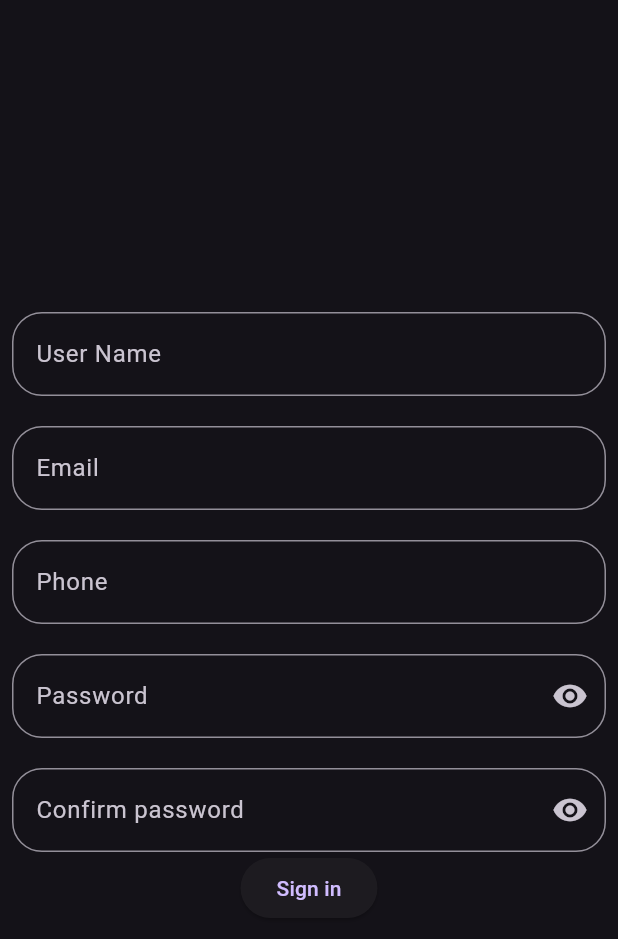
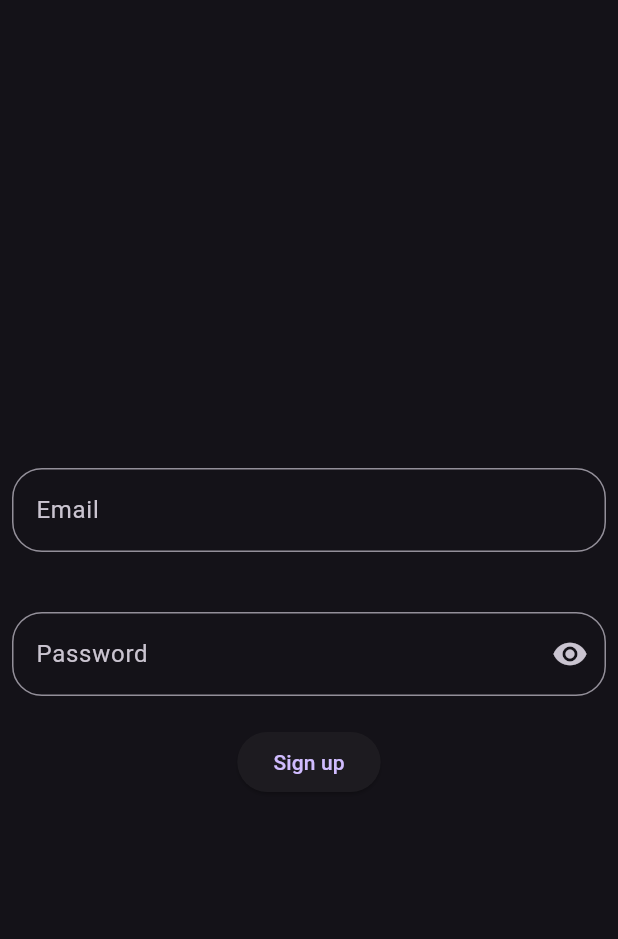
Before and after one commit to tayabdev/sdrc_classes, a Flutter app: the screen it shows after launch, on a phone screen of 412 x 824 dp. Shown: the top 939 px of the screen. Run offline on Flutter 3.47's test engine with Material 3 defaults, Android fonts, the light colour scheme and no system bars; our stand-ins replace firebase_auth, firebase_core; accounts and stored records are empty.

Commit message:
done with auth signup----will work onsignin

```diff
--- a/lib/ui/views/auth/signup/signup_view.dart
+++ b/lib/ui/views/auth/signup/signup_view.dart
@@ -1,11 +1,30 @@
-// lib/ui/views/auth/signup/signup_view.dart
-
+import 'package:firebase_auth/firebase_auth.dart';
+import 'package:firebase_core/firebase_core.dart';
 import 'package:flutter/material.dart';
 
-// ignore: must_be_immutable
-class SignupView extends StatelessWidget {
-  SignupView({super.key});
+class SignupView extends StatefulWidget {
+  const SignupView({super.key});
+
+  @override
+  State<SignupView> createState() => SignupViewState();
+}
+
+class SignupViewState extends State<SignupView> {
+  FirebaseAuth firebaseAuth = FirebaseAuth.instance;
   SizedBox mySizedBox = const SizedBox(height: 20.0);
+  TextEditingController emailController = TextEditingController();
+  TextEditingController passwordController = TextEditingController();
+
+  void createAccount({required String email, required String password}) async {
+    try {
+      UserCredential userCredential = await firebaseAuth
+          .createUserWithEmailAndPassword(email: email, password: password);
+      print(userCredential.toString());
+    } catch (e) {
+      print(e);
+    }
+  }
+
   @override
   Widget build(BuildContext context) {
     return Scaffold(
@@ -15,74 +34,27 @@ class SignupView extends StatelessWidget {
           child: Column(
             mainAxisAlignment: MainAxisAlignment.center,
             children: [
-              AuthCustomTextField(
-                hintText: 'User Name',
-                isPasswordFieldl: false,
-              ),
-              // TextField(
-              //   decoration: InputDecoration(
-              //     hintText: 'User Name',
-              //     border: OutlineInputBorder(
-              //         borderRadius: BorderRadius.circular(20.0)),
-              //   ),
-              // ),
               mySizedBox,
               AuthCustomTextField(
+                controller: emailController,
                 hintText: 'Email',
                 isPasswordFieldl: false,
               ),
-              // TextField(
-              //   decoration: InputDecoration(
-              //     hintText: 'Email',
-              //     border: OutlineInputBorder(
-              //         borderRadius: BorderRadius.circular(20.0)),
-              //   ),
-              // ),
+              mySizedBox,
               mySizedBox,
               AuthCustomTextField(
-                hintText: 'Phone',
-                isPasswordFieldl: false,
-              ),
-              // TextField(
-              //   decoration: InputDecoration(
-              //     hintText: 'Phone',
-              //     border: OutlineInputBorder(
-              //         borderRadius: BorderRadius.circular(20.0)),
-              //   ),
-              // ),
-              mySizedBox,
-              AuthCustomTextField(
+                controller: passwordController,
                 hintText: 'Password',
                 isPasswordFieldl: true,
               ),
-              // TextField(
-              //   obscureText: true,
-              //   decoration: InputDecoration(
-              //     suffixIcon: const Icon(Icons.remove_red_eye),
-              //     hintText: 'Password',
-              //     border: OutlineInputBorder(
-              //         borderRadius: BorderRadius.circular(20.0)),
-              //   ),
-              // ),
               mySizedBox,
-              AuthCustomTextField(
-                hintText: 'Confirm password',
-                isPasswordFieldl: true,
-              ),
-              // TextField(
-              //   obscureText: true,
-              //   decoration: InputDecoration(
-              //     suffixIcon: const Icon(Icons.remove_red_eye),
-              //     hintText: 'Confirm password',
-              //     border: OutlineInputBorder(
-              //         borderRadius: BorderRadius.circular(20.0)),
-              //   ),
-              // ),
-              ElevatedButton(onPressed: () {}, child: const Text('Sign in'))
-              /*
-
-              YouStarButton(onPress: (){}, child: ),
-              */
+              ElevatedButton(
+                  onPressed: () {
+                    createAccount(
+                        email: emailController.text,
+                        password: passwordController.text);
+                  },
+                  child: const Text('Sign up'))
             ],
           ),
         ),
@@ -93,17 +65,19 @@ class SignupView extends StatelessWidget {
 
 class AuthCustomTextField extends StatelessWidget {
   final String hintText;
-  // final Icon suffixIcon;
+  final TextEditingController controller;
+
   final bool isPasswordFieldl;
   const AuthCustomTextField(
       {super.key,
+      required this.controller,
       required this.hintText,
-      // required this.suffixIcon,
       required this.isPasswordFieldl});
 
   @override
   Widget build(BuildContext context) {
     return TextField(
+      controller: controller,
       decoration: InputDecoration(
         suffixIcon: isPasswordFieldl == true
             ? IconButton(onPressed: () {}, icon: Icon(Icons.remove_red_eye))
--- a/pubspec.yaml
+++ b/pubspec.yaml
@@ -17,6 +17,8 @@ dependencies:
   # Use with the CupertinoIcons class for iOS style icons.
   cupertino_icons: ^1.0.8
   provider: ^6.1.2
+  firebase_auth: ^5.5.2
+  firebase_core: ^3.13.0
 
 dev_dependencies:
   flutter_test:
```
Also changed, not shown: lib/main.dart (+7 -1 lines), firebase.json (added), lib/firebase_options.dart (added), pubspec.lock, 18 other files.
